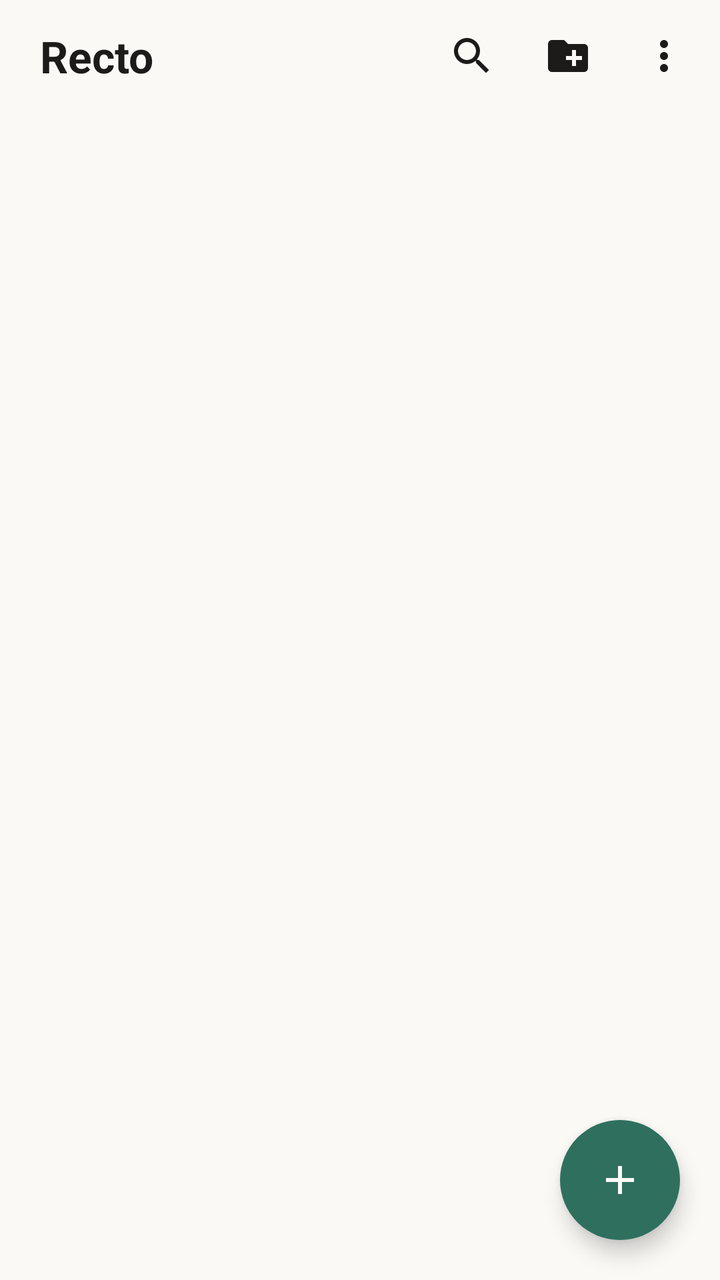
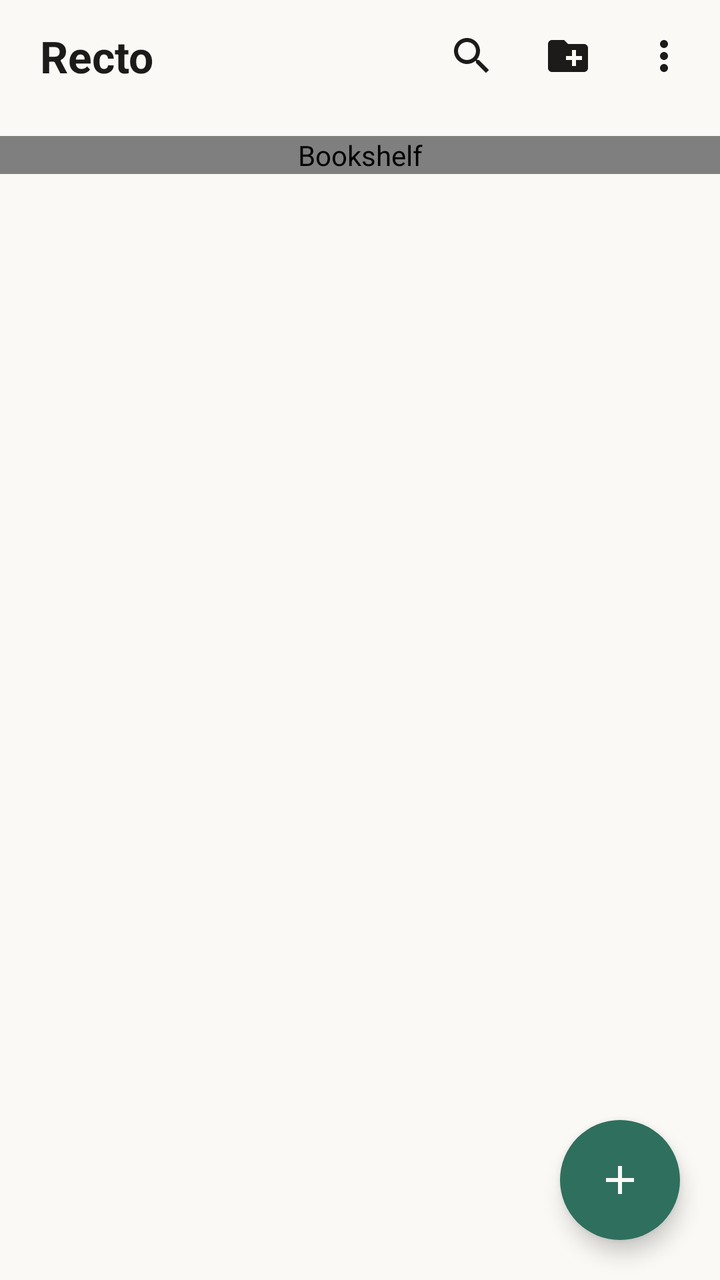

An Android layout rendered at two revisions. The XML below is the earlier revision; the diff shows what the commit changed to produce the second picture.
<!-- AndroidManifest.xml: application theme AppTheme -->
<!-- res/layout/activity_library.xml -->
<?xml version="1.0" encoding="utf-8"?>
<LinearLayout xmlns:android="http://schemas.android.com/apk/res/android"
    android:id="@+id/root"
    android:layout_width="match_parent"
    android:layout_height="match_parent"
    android:orientation="vertical">

    <LinearLayout
        android:layout_width="match_parent"
        android:layout_height="wrap_content"
        android:gravity="center_vertical"
        android:minHeight="56dp"
        android:orientation="horizontal"
        android:paddingStart="20dp"
        android:paddingEnd="4dp">

        <TextView
            android:layout_width="0dp"
            android:layout_height="wrap_content"
            android:layout_weight="1"
            android:text="@string/app_name"
            android:textColor="?android:attr/textColorPrimary"
            android:textSize="22sp"
            android:textStyle="bold" />

        <ImageButton
            android:id="@+id/filter"
            style="@style/LibButton"
            android:contentDescription="@string/filter"
            android:src="@drawable/ic_search" />

        <ImageButton
            android:id="@+id/folder"
            style="@style/LibButton"
            android:contentDescription="@string/add_folder"
            android:src="@drawable/ic_folder" />

        <ImageButton
            android:id="@+id/menu"
            style="@style/LibButton"
            android:contentDescription="@string/more"
            android:src="@drawable/ic_more" />
    </LinearLayout>

    <EditText
        android:id="@+id/query"
        android:layout_width="match_parent"
        android:layout_height="wrap_content"
        android:layout_marginStart="16dp"
        android:layout_marginEnd="16dp"
        android:hint="@string/filter_hint"
        android:imeOptions="actionSearch"
        android:importantForAutofill="no"
        android:inputType="text"
        android:maxLines="1"
        android:visibility="gone" />

    <HorizontalScrollView
        android:id="@+id/shelf"
        android:layout_width="match_parent"
        android:layout_height="wrap_content"
        android:scrollbars="none">

        <LinearLayout
            android:id="@+id/shelfRow"
            android:layout_width="wrap_content"
            android:layout_height="wrap_content"
            android:orientation="horizontal"
            android:paddingStart="16dp"
            android:paddingTop="4dp"
            android:paddingEnd="16dp"
            android:paddingBottom="8dp" />
    </HorizontalScrollView>

    <FrameLayout
        android:layout_width="match_parent"
        android:layout_height="0dp"
        android:layout_weight="1">

        <ListView
            android:id="@+id/list"
            android:layout_width="match_parent"
            android:layout_height="match_parent"
            android:clipToPadding="false"
            android:divider="@null"
            android:paddingBottom="96dp" />

        <TextView
            android:id="@+id/empty"
            android:layout_width="match_parent"
            android:layout_height="match_parent"
            android:gravity="center"
            android:lineSpacingMultiplier="1.3"
            android:padding="40dp"
            android:text="@string/empty"
            android:textColor="?android:attr/textColorSecondary"
            android:textSize="15sp"
            android:visibility="gone" />

        <ImageButton
            android:id="@+id/open"
            android:layout_width="60dp"
            android:layout_height="60dp"
            android:layout_gravity="bottom|end"
            android:layout_margin="20dp"
            android:background="@drawable/fab"
            android:contentDescription="@string/open_file"
            android:elevation="6dp"
            android:scaleType="center"
            android:src="@drawable/ic_add"
            android:tint="?android:attr/colorBackground" />
    </FrameLayout>
</LinearLayout>
<!-- resources referenced by this layout -->
<resources>
  <!-- drawable fab (drawable) -->
  <?xml version="1.0" encoding="utf-8"?>
  <ripple xmlns:android="http://schemas.android.com/apk/res/android" android:color="#33FFFFFF">
      <item>
          <shape android:shape="oval">
              <solid android:color="?android:attr/colorAccent" />
          </shape>
      </item>
  </ripple>
  <!-- drawable ic_add (drawable) -->
  <vector xmlns:android="http://schemas.android.com/apk/res/android"
      android:width="24dp" android:height="24dp" android:viewportWidth="24" android:viewportHeight="24"
      android:tint="?android:attr/textColorPrimary">
      <path android:fillColor="#FFFFFFFF" android:pathData="M19,13h-6v6h-2v-6H5v-2h6V5h2v6h6v2z" />
  </vector>
  <!-- drawable ic_folder (drawable) -->
  <vector xmlns:android="http://schemas.android.com/apk/res/android"
      android:width="24dp" android:height="24dp" android:viewportWidth="24" android:viewportHeight="24"
      android:tint="?android:attr/textColorPrimary">
      <path android:fillColor="#FFFFFFFF" android:pathData="M20,6h-8l-2,-2H4C2.89,4 2.01,4.89 2.01,6L2,18c0,1.11 0.89,2 2,2h16c1.11,0 2,-0.89 2,-2V8C22,6.89 21.11,6 20,6zM19,14h-3v3h-2v-3h-3v-2h3V9h2v3h3V14z" />
  </vector>
  <!-- drawable ic_more (drawable) -->
  <vector xmlns:android="http://schemas.android.com/apk/res/android"
      android:width="24dp" android:height="24dp" android:viewportWidth="24" android:viewportHeight="24"
      android:tint="?android:attr/textColorPrimary">
      <path android:fillColor="#FFFFFFFF" android:pathData="M12,8c1.1,0 2,-0.9 2,-2s-0.9,-2 -2,-2 -2,0.9 -2,2 0.9,2 2,2zM12,10c-1.1,0 -2,0.9 -2,2s0.9,2 2,2 2,-0.9 2,-2 -0.9,-2 -2,-2zM12,16c-1.1,0 -2,0.9 -2,2s0.9,2 2,2 2,-0.9 2,-2 -0.9,-2 -2,-2z" />
  </vector>
  <!-- drawable ic_search (drawable) -->
  <vector xmlns:android="http://schemas.android.com/apk/res/android"
      android:width="24dp" android:height="24dp" android:viewportWidth="24" android:viewportHeight="24"
      android:tint="?android:attr/textColorPrimary">
      <path android:fillColor="#FFFFFFFF" android:pathData="M15.5,14h-0.79l-0.28,-0.27C15.41,12.59 16,11.11 16,9.5 16,5.91 13.09,3 9.5,3S3,5.91 3,9.5 5.91,16 9.5,16c1.61,0 3.09,-0.59 4.23,-1.57l0.27,0.28v0.79l5,4.99L20.49,19l-4.99,-5zM9.5,14C7.01,14 5,11.99 5,9.5S7.01,5 9.5,5 14,7.01 14,9.5 11.99,14 9.5,14z" />
  </vector>
  <string name="add_folder">Add folder</string>
  <string name="app_name" translatable="false">Recto</string>
  <string name="empty">No books yet.\n\nTap + to open a file, or add a folder so books, comics and documents in it show up here.\n\nPDF · EPUB · MOBI · AZW3 · FB2 · CBZ · CBR · CBT · DOCX · ODT · TXT · Markdown · HTML · images</string>
  <string name="filter">Filter</string>
  <string name="filter_hint">Title or author</string>
  <string name="more">More options</string>
  <string name="open_file">Open file</string>
  <style name="LibButton">
          <item name="android:layout_width">48dp</item>
          <item name="android:layout_height">48dp</item>
          <item name="android:background">?android:attr/selectableItemBackgroundBorderless</item>
          <item name="android:scaleType">center</item>
          <item name="android:tint">?android:attr/textColorPrimary</item>
      </style>
  <style name="AppTheme" parent="AppTheme.Light" />
  <color name="light_bg">#FAF9F6</color>
  <color name="light_accent">#2F6F5E</color>
  <color name="light_text">#1C1B1A</color>
  <color name="light_text2">#6B6863</color>
  <!-- unchanged entries left out for length: 1 -->
</resources>

<!-- the commit's change to res/layout/activity_library.xml (unified diff, before → after) -->
@@ -77,25 +77,41 @@
         android:layout_height="0dp"
         android:layout_weight="1">
 
-        <ListView
-            android:id="@+id/list"
+        <ScrollView
+            android:id="@+id/scroller"
             android:layout_width="match_parent"
             android:layout_height="match_parent"
             android:clipToPadding="false"
-            android:divider="@null"
-            android:paddingBottom="96dp" />
+            android:fillViewport="true"
+            android:scrollbars="none">
 
-        <TextView
-            android:id="@+id/empty"
-            android:layout_width="match_parent"
-            android:layout_height="match_parent"
-            android:gravity="center"
-            android:lineSpacingMultiplier="1.3"
-            android:padding="40dp"
-            android:text="@string/empty"
-            android:textColor="?android:attr/textColorSecondary"
-            android:textSize="15sp"
-            android:visibility="gone" />
+            <LinearLayout
+                android:layout_width="match_parent"
+                android:layout_height="wrap_content"
+                android:orientation="vertical">
+
+                <TextView
+                    android:id="@+id/empty"
+                    android:layout_width="match_parent"
+                    android:layout_height="wrap_content"
+                    android:gravity="center"
+                    android:lineSpacingMultiplier="1.3"
+                    android:paddingStart="32dp"
+                    android:paddingTop="28dp"
+                    android:paddingEnd="32dp"
+                    android:paddingBottom="4dp"
+                    android:text="@string/empty"
+                    android:textColor="?android:attr/textColorSecondary"
+                    android:textSize="15sp"
+                    android:visibility="gone" />
+
+                <org.recto.reader.shelf.ShelfBoard
+                    android:id="@+id/board"
+                    android:layout_width="match_parent"
+                    android:layout_height="wrap_content"
+                    android:contentDescription="@string/bookshelf" />
+            </LinearLayout>
+        </ScrollView>
 
         <ImageButton
             android:id="@+id/open"
<!-- resource entries referenced after the edit -->
@@ -35,6 +35,7 @@
   </vector>
   <string name="add_folder">Add folder</string>
   <string name="app_name" translatable="false">Recto</string>
+  <string name="bookshelf">Bookshelf</string>
   <string name="empty">No books yet.\n\nTap + to open a file, or add a folder so books, comics and documents in it show up here.\n\nPDF · EPUB · MOBI · AZW3 · FB2 · CBZ · CBR · CBT · DOCX · ODT · TXT · Markdown · HTML · images</string>
   <string name="filter">Filter</string>
   <string name="filter_hint">Title or author</string>
